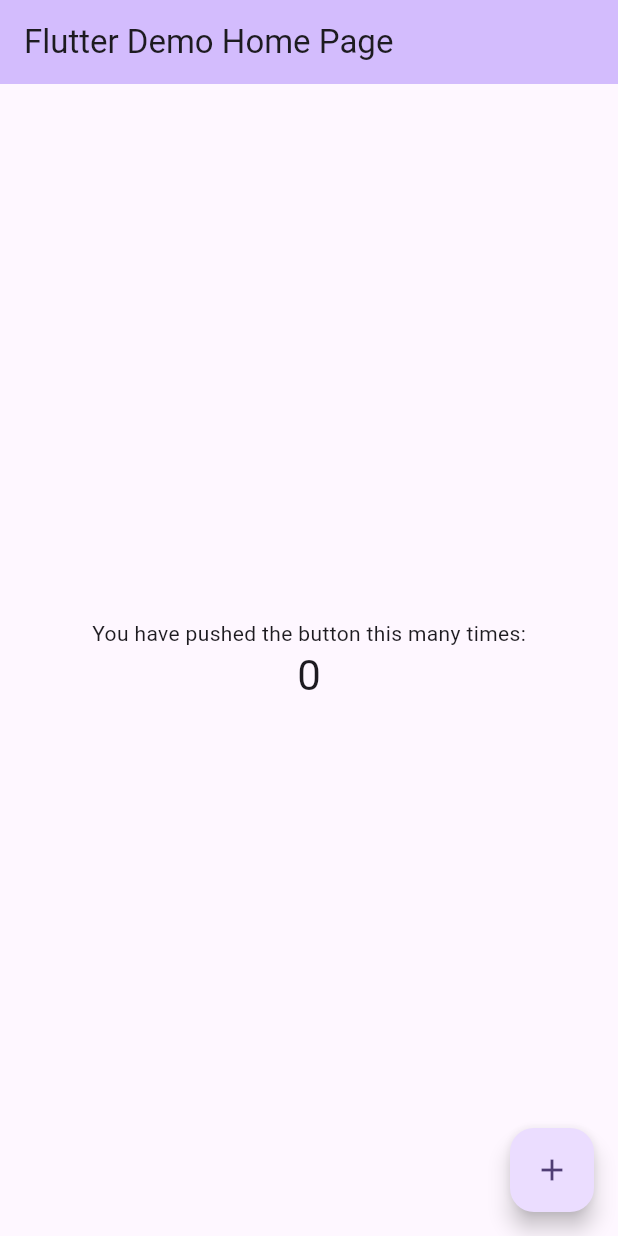
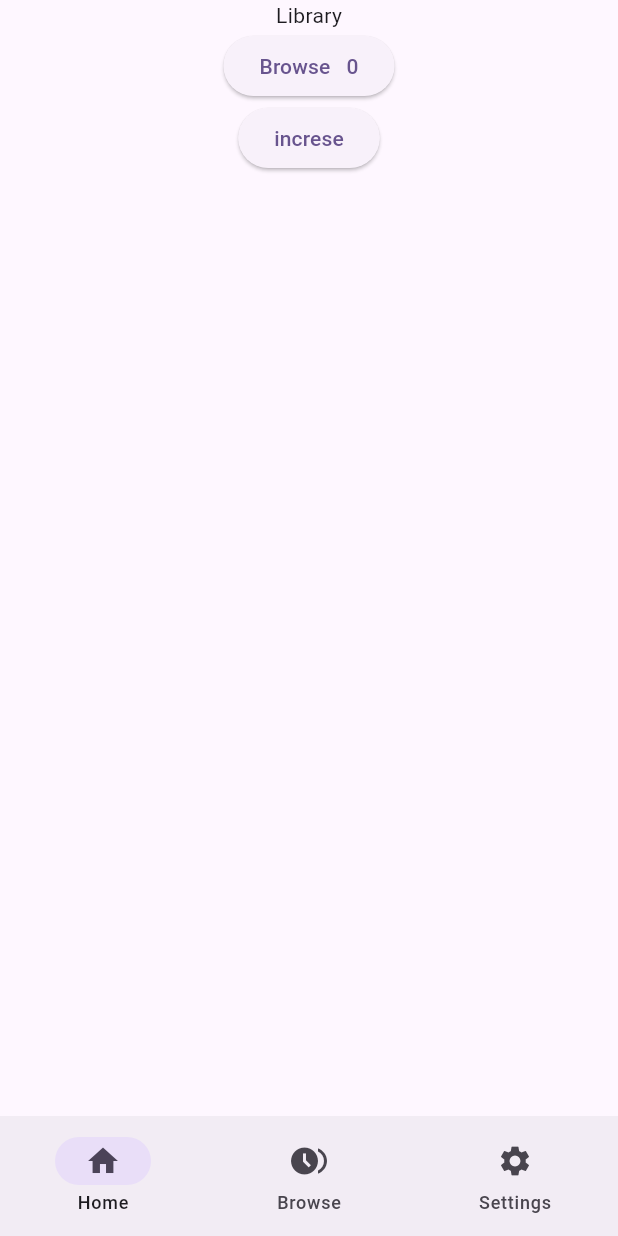
Before and after one commit to Audicium/audicium, a Flutter app: the screen it shows after launch, on a phone screen of 412 x 824 dp. Run offline on Flutter 3.47's test engine with Material 3 defaults, Android fonts, the phone set to English and light mode, and no system bars; our stand-ins replace go_router.

Commit message:
initial nav

```diff
--- /dev/null
+++ b/lib/constants/debug.dart
@@ -0,0 +1 @@
+const isDebug = true;
--- /dev/null
+++ b/lib/constants/responsive.dart
@@ -0,0 +1,6 @@
+import 'package:flutter/material.dart';
+
+const mobileMaxWidth = 500.0;
+
+bool isMobile(BuildContext context) =>
+    MediaQuery.of(context).size.width < mobileMaxWidth;
--- a/lib/main.dart
+++ b/lib/main.dart
@@ -1,3 +1,4 @@
+import 'package:audicium/navigation/logic/routes.dart';
 import 'package:flutter/material.dart';
 
 void main() {
@@ -10,101 +11,13 @@ class MyApp extends StatelessWidget {
   // This widget is the root of your application.
   @override
   Widget build(BuildContext context) {
-    return MaterialApp(
+    return MaterialApp.router(
       title: 'Audicium',
+      routerConfig: mobileRouter,
       theme: ThemeData(
         colorScheme: ColorScheme.fromSeed(seedColor: Colors.deepPurple),
         useMaterial3: true,
       ),
-      home: const MyHomePage(title: 'Flutter Demo Home Page'),
     );
   }
 }
-
-class MyHomePage extends StatefulWidget {
-  const MyHomePage({required this.title, super.key});
-
-  // This widget is the home page of your application. It is stateful, meaning
-  // that it has a State object (defined below) that contains fields that affect
-  // how it looks.
-
-  // This class is the configuration for the state. It holds the values (in this
-  // case the title) provided by the parent (in this case the App widget) and
-  // used by the build method of the State. Fields in a Widget subclass are
-  // always marked "final".
-
-  final String title;
-
-  @override
-  State<MyHomePage> createState() => _MyHomePageState();
-}
-
-class _MyHomePageState extends State<MyHomePage> {
-  int _counter = 0;
-
-  void _incrementCounter() {
-    setState(() {
-      // This call to setState tells the Flutter framework that something has
-      // changed in this State, which causes it to rerun the build method below
-      // so that the display can reflect the updated values. If we changed
-      // _counter without calling setState(), then the build method would not be
-      // called again, and so nothing would appear to happen.
-      _counter++;
-    });
-  }
-
-  @override
-  Widget build(BuildContext context) {
-    // This method is rerun every time setState is called, for instance as done
-    // by the _incrementCounter method above.
-    //
-    // The Flutter framework has been optimized to make rerunning build methods
-    // fast, so that you can just rebuild anything that needs updating rather
-    // than having to individually change instances of widgets.
-    return Scaffold(
-      appBar: AppBar(
-        // TRY THIS: Try changing the color here to a specific color (to
-        // Colors.amber, perhaps?) and trigger a hot reload to see the AppBar
-        // change color while the other colors stay the same.
-        backgroundColor: Theme.of(context).colorScheme.inversePrimary,
-        // Here we take the value from the MyHomePage object that was created by
-        // the App.build method, and use it to set our appbar title.
-        title: Text(widget.title),
-      ),
-      body: Center(
-        // Center is a layout widget. It takes a single child and positions it
-        // in the middle of the parent.
-        child: Column(
-          // Column is also a layout widget. It takes a list of children and
-          // arranges them vertically. By default, it sizes itself to fit its
-          // children horizontally, and tries to be as tall as its parent.
-          //
-          // Column has various properties to control how it sizes itself and
-          // how it positions its children. Here we use mainAxisAlignment to
-          // center the children vertically; the main axis here is the vertical
-          // axis because Columns are vertical (the cross axis would be
-          // horizontal).
-          //
-          // TRY THIS: Invoke "debug painting" (choose the "Toggle Debug Paint"
-          // action in the IDE, or press "p" in the console), to see the
-          // wireframe for each widget.
-          mainAxisAlignment: MainAxisAlignment.center,
-          children: <Widget>[
-            const Text(
-              'You have pushed the button this many times:',
-            ),
-            Text(
-              '$_counter',
-              style: Theme.of(context).textTheme.headlineMedium,
-            ),
-          ],
-        ),
-      ),
-      floatingActionButton: FloatingActionButton(
-        onPressed: _incrementCounter,
-        tooltip: 'Increment',
-        child: const Icon(Icons.add),
-      ), // This trailing comma makes auto-formatting nicer for build methods.
-    );
-  }
-}
--- /dev/null
+++ b/lib/navigation/controllers/controller.dart
@@ -0,0 +1,3 @@
+class NavController{
+
+}
--- /dev/null
+++ b/lib/navigation/logic/routes.dart
@@ -0,0 +1,71 @@
+import 'package:audicium/navigation/ui/shared/base_screen.dart';
+import 'package:audicium/navigation/ui/shared/mobile_bottom_nav.dart';
+import 'package:audicium/pages/browse/ui/browse.dart';
+import 'package:audicium/pages/library/ui/library.dart';
+import 'package:audicium/pages/settings/ui/settings.dart';
+import 'package:flutter/cupertino.dart';
+import 'package:go_router/go_router.dart';
+
+// ref:https://github.com/flutter/packages/blob/main/packages/go_router/example/lib/stateful_shell_route.dart
+
+// router key
+final GlobalKey<NavigatorState> _rootNavigatorKey =
+    GlobalKey<NavigatorState>(debugLabel: 'root');
+
+// page keys
+final GlobalKey<NavigatorState> libraryNavigatorKey =
+    GlobalKey<NavigatorState>(debugLabel: 'libNav');
+final GlobalKey<NavigatorState> browseNavigatorKey =
+    GlobalKey<NavigatorState>(debugLabel: 'browNav');
+final GlobalKey<NavigatorState> settingsNavigatorKey =
+    GlobalKey<NavigatorState>(debugLabel: 'settNav');
+
+final mobileRouter = GoRouter(
+  navigatorKey: _rootNavigatorKey,
+  initialLocation: '/library',
+  routes: [
+    StatefulShellRoute.indexedStack(
+      builder: (context, state, navigationShell) {
+        return MobileScaffoldWithPlayer(
+          navShell: navigationShell,
+          bottomNav: MobileNavBar(navShell: navigationShell),
+        );
+      },
+      branches: [
+        StatefulShellBranch(
+          navigatorKey: libraryNavigatorKey,
+          routes: [
+            GoRoute(
+              path: LibraryPage.routeName,
+              pageBuilder: (context, state) => const NoTransitionPage(
+                child: LibraryPage(),
+              ),
+            ),
+          ],
+        ),
+        StatefulShellBranch(
+          navigatorKey: browseNavigatorKey,
+          routes: [
+            GoRoute(
+              path: BrowsePage.routeName,
+              pageBuilder: (context, state) => const NoTransitionPage(
+                child: BrowsePage(),
+              ),
+            ),
+          ],
+        ),
+        StatefulShellBranch(
+          navigatorKey: settingsNavigatorKey,
+          routes: [
+            GoRoute(
+              path: SettingsPage.routeName,
+              pageBuilder: (context, state) => const NoTransitionPage(
+                child: SettingsPage(),
+              ),
+            ),
+          ],
+        ),
+      ],
+    ),
+  ],
+);
--- /dev/null
+++ b/lib/navigation/ui/shared/base_screen.dart
@@ -0,0 +1,27 @@
+import 'package:audicium/constants/debug.dart';
+import 'package:audicium/navigation/ui/shared/mobile_bottom_nav.dart';
+import 'package:flutter/material.dart';
+import 'package:go_router/go_router.dart';
+
+class MobileScaffoldWithPlayer extends StatelessWidget {
+  const MobileScaffoldWithPlayer({
+    required this.bottomNav,
+    required this.navShell,
+    super.key,
+  });
+
+  final StatefulNavigationShell navShell;
+  final Widget bottomNav;
+
+  @override
+  Widget build(BuildContext context) {
+    return Scaffold(
+      body: Column(
+        children: [
+          Expanded(child: navShell),
+          bottomNav,
+        ],
+      ),
+    );
+  }
+}
--- /dev/null
+++ b/lib/navigation/ui/shared/mobile_bottom_nav.dart
@@ -0,0 +1,39 @@
+import 'package:flutter/material.dart';
+import 'package:go_router/go_router.dart';
+
+ValueNotifier<int> selectedPage = ValueNotifier<int>(0);
+
+class MobileNavBar extends StatelessWidget {
+  const MobileNavBar({required this.navShell, super.key});
+
+  final StatefulNavigationShell navShell;
+
+  @override
+  Widget build(BuildContext context) {
+    return NavigationBar(
+      onDestinationSelected: _pageSelector,
+      selectedIndex: navShell.currentIndex,
+      destinations: const [
+        NavigationDestination(
+          icon: Icon(Icons.home),
+          label: 'Home',
+        ),
+        NavigationDestination(
+          icon: Icon(Icons.browse_gallery),
+          label: 'Browse',
+        ),
+        NavigationDestination(
+          icon: Icon(Icons.settings),
+          label: 'Settings',
+        ),
+      ],
+    );
+  }
+
+  void _pageSelector(int page) {
+    navShell.goBranch(
+      page,
+      initialLocation: page == navShell.currentIndex,
+    );
+  }
+}
--- /dev/null
+++ b/lib/pages/browse/ui/browse.dart
@@ -0,0 +1,13 @@
+import 'package:flutter/material.dart';
+
+class BrowsePage extends StatelessWidget {
+  const BrowsePage({super.key});
+
+  static const String routeName = '/browse';
+  @override
+  Widget build(BuildContext context) {
+    return const Center(
+      child: Text('Browse'),
+    );
+  }
+}
--- /dev/null
+++ b/lib/pages/library/ui/library.dart
@@ -0,0 +1,37 @@
+import 'package:flutter/material.dart';
+import 'package:go_router/go_router.dart';
+
+class LibraryPage extends StatefulWidget {
+  const LibraryPage({super.key});
+
+  static const String routeName = '/library';
+
+  @override
+  State<LibraryPage> createState() => _LibraryPageState();
+}
+
+class _LibraryPageState extends State<LibraryPage> {
+  int clicked = 0;
+
+  void _incrementCounter() {
+    setState(() {
+      clicked++;
+    });
+  }
+
+  @override
+  Widget build(BuildContext context) {
+    return Center(
+      child: Column(
+        children: [
+          Text('Library'),
+          ElevatedButton(
+            onPressed: () => context.go("/browse"),
+            child: Text('Browse   $clicked'),
+          ),
+          ElevatedButton(onPressed: _incrementCounter, child: Text('increse')),
+        ],
+      ),
+    );
+  }
+}
--- /dev/null
+++ b/lib/pages/settings/ui/settings.dart
@@ -0,0 +1,13 @@
+import 'package:flutter/material.dart';
+
+class SettingsPage extends StatelessWidget {
+  const SettingsPage({super.key});
+
+  static const String routeName = '/settings';
+  @override
+  Widget build(BuildContext context) {
+    return const Center(
+      child: Text('Settings'),
+    );
+  }
+}
```
